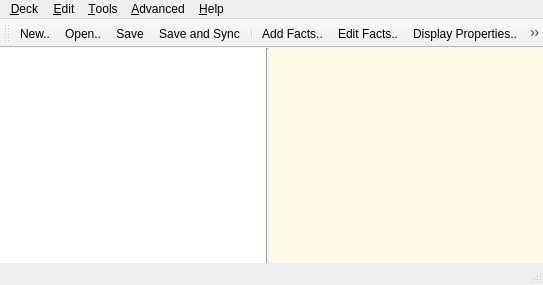
First picture: the form in designer/main.ui, repository ankitects/anki, before the edit.
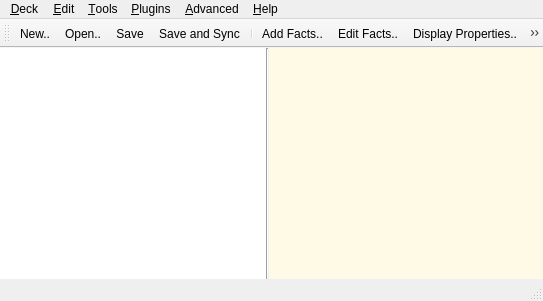
Second picture: the form after the edit. Icons and pictures are not drawn.

```diff
--- a/designer/main.ui
+++ b/designer/main.ui
@@ -6,7 +6,7 @@
     <x>0</x>
     <y>0</y>
     <width>543</width>
-    <height>285</height>
+    <height>301</height>
    </rect>
   </property>
   <property name="sizePolicy" >
@@ -26,7 +26,7 @@
    <property name="geometry" >
     <rect>
      <x>0</x>
-     <y>53</y>
+     <y>69</y>
      <width>543</width>
      <height>212</height>
     </rect>
@@ -465,9 +465,27 @@
     <addaction name="actionCheckDatabaseIntegrity" />
     <addaction name="actionOptimizeDatabase" />
    </widget>
+   <widget class="QMenu" name="menuPlugins" >
+    <property name="title" >
+     <string>&amp;Plugins</string>
+    </property>
+    <widget class="QMenu" name="menuStartup" >
+     <property name="title" >
+      <string>Startup</string>
+     </property>
+     <addaction name="actionEnableAllPlugins" />
+     <addaction name="actionDisableAllPlugins" />
+     <addaction name="separator" />
+    </widget>
+    <addaction name="actionGetPlugins" />
+    <addaction name="actionOpenPluginFolder" />
+    <addaction name="separator" />
+    <addaction name="menuStartup" />
+   </widget>
    <addaction name="menuDeck" />
    <addaction name="menuEdit" />
    <addaction name="menuTools" />
+   <addaction name="menuPlugins" />
    <addaction name="menuAdvanced" />
    <addaction name="menuHelp" />
   </widget>
@@ -475,7 +493,7 @@
    <property name="geometry" >
     <rect>
      <x>0</x>
-     <y>265</y>
+     <y>281</y>
      <width>543</width>
      <height>20</height>
     </rect>
```
Left out of the diff: 43 changed lines with no effect on the pictures.
